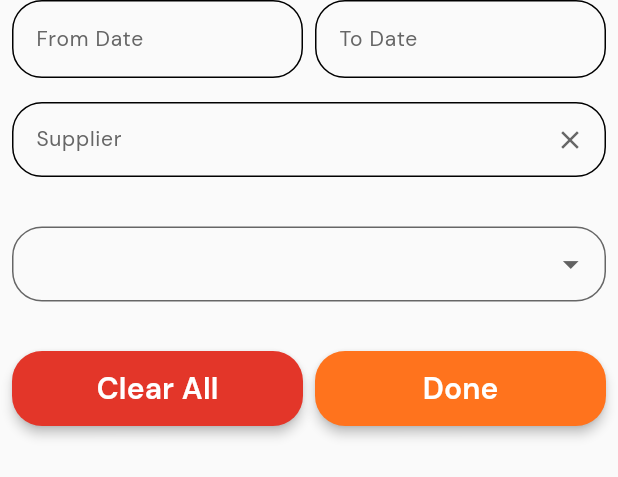
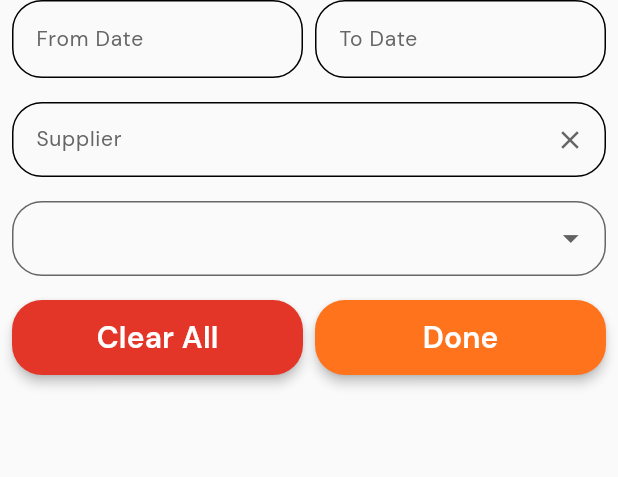
Before and after one commit to Ambibuzz/ampower_buzzit_mobile_app, a Flutter app: the PurchaseInvoiceFilterBottomSheetView widget shown alone on an empty page, opened directly, on a phone screen of 412 x 824 dp. Shown: the top 477 px of the screen. Run offline on Flutter 3.47's test engine with Material 3 defaults, Android fonts, the phone set to English and light mode, and no system bars; drawn by our look-alikes of flutter_typeahead; our stand-ins replace cached_network_image, camera, connectivity_plus, cookie_jar, dio, dio_cookie_manager and 19 more; missing offline and left inert: flutter_mentions, flutter_upgrade_version, json_table; accounts and stored records are empty; network calls fail; statements that could not run were skipped.

Commit message:
used purchase invoice bottom sheet in purchase invoice list

```diff
--- a/lib/view/filters/purchase_invoice_filter_bottomsheet_view.dart
+++ b/lib/view/filters/purchase_invoice_filter_bottomsheet_view.dart
@@ -175,8 +175,7 @@ class PurchaseInvoiceFilterBottomSheetView extends StatelessWidget {
 
   Widget supplierField(
       PurchaseInvoiceFilterBottomSheetViewModel model, BuildContext context) {
-    return Expanded(
-      child: CustomTypeAheadFormField(
+    return CustomTypeAheadFormField(
       controller: model.supplierController,
       decoration: Common.inputDecoration(),
       label: 'Supplier',
@@ -196,25 +195,20 @@ class PurchaseInvoiceFilterBottomSheetView extends StatelessWidget {
       transitionBuilder: (context, controller, suggestionsBox) {
         return suggestionsBox;
       },
-      ),
     );
   }
 
   Widget statusDropdownField(
       PurchaseInvoiceFilterBottomSheetViewModel model, BuildContext context) {
-    return Expanded(
-      child: CustomDropDown(
+    return CustomDropDown(
       value: model.statusText,
-        items:
-            Lists.purchaseInvoiceStatus.map<DropdownMenuItem<String>>((value) {
+      items: Lists.purchaseInvoiceStatus.map<DropdownMenuItem<String>>((value) {
         return DropdownMenuItem<String>(
           value: value,
           child: Text(
             value.toString(),
-              style: Theme.of(context)
-                  .textTheme
-                  .bodyMedium
-                  ?.copyWith(fontSize: 14),
+            style:
+                Theme.of(context).textTheme.bodyMedium?.copyWith(fontSize: 14),
           ),
         );
       }).toList(),
@@ -224,7 +218,6 @@ class PurchaseInvoiceFilterBottomSheetView extends StatelessWidget {
       },
       label: 'Status',
       labelStyle: TextStyle(fontSize: Sizes.labelTextSizeWidget(context)),
-      ),
     );
   }
 
--- a/lib/view/purchase_invoice_list_view.dart
+++ b/lib/view/purchase_invoice_list_view.dart
@@ -197,7 +197,7 @@ class PurchaseInvoiceListView extends StatelessWidget {
           builder: (context, controller) {
             return SingleChildScrollView(
               controller: controller,
-              child: const SalesInvoiceFilterBottomSheetView(),
+              child: const PurchaseInvoiceFilterBottomSheetView(),
             );
           },
         );
```
Lines whose indentation alone changed are shown as unchanged.
